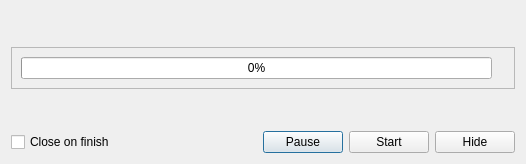
Above: eiskaltdcpp/ui/UIHashProgressDialog.ui from eiskaltdcpp/eiskaltdcpp before the change. Below: the same form after it.
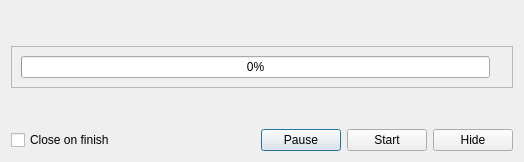
That is the form after the change.

Commit message: some fixes for hash dialog

Patch:
```diff
--- a/eiskaltdcpp/ui/UIHashProgressDialog.ui
+++ b/eiskaltdcpp/ui/UIHashProgressDialog.ui
@@ -9,8 +9,8 @@
    <rect>
     <x>0</x>
     <y>0</y>
-    <width>526</width>
-    <height>164</height>
+    <width>524</width>
+    <height>162</height>
    </rect>
   </property>
   <property name="contextMenuPolicy">
@@ -83,6 +83,9 @@
         <property name="value">
          <number>0</number>
         </property>
+        <property name="alignment">
+         <set>Qt::AlignCenter</set>
+        </property>
        </widget>
       </item>
       <item row="1" column="1">
```
The commit also changes 2 other files.
